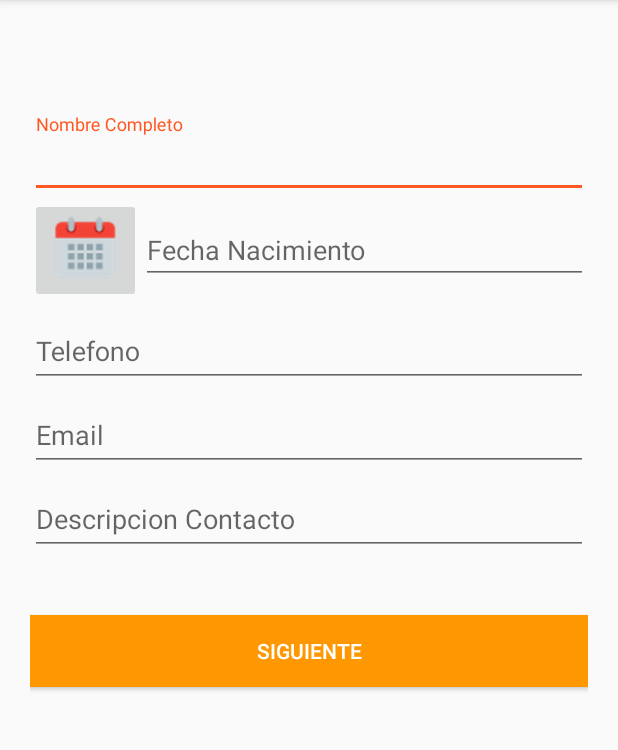
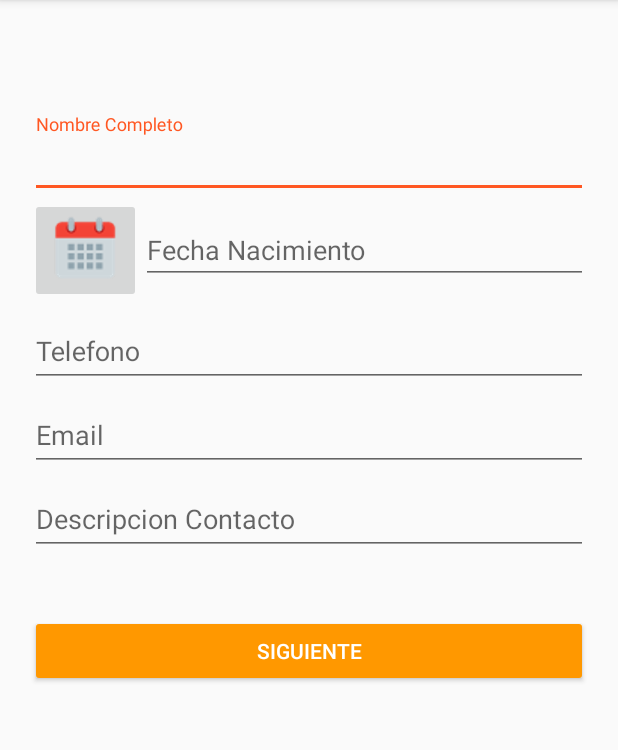
Before and after one commit to deftnesssolutions/COURSERA, an Android app: the screen it shows after launch (MainActivity), on a phone screen of 412 x 824 dp, the part 84-834 px from its top. Run offline under Robolectric (Android 15) with nearby library versions, the phone set to English and light mode, and no system bars.

Commit message:
DatePicket, RaisedBooton
Implementación de Calendario para fecha de nacimiento y Raised para
boton Siguiente

```diff
--- a/Contactos/app/src/main/java/com/androicoude/contactos/MainActivity.java
+++ b/Contactos/app/src/main/java/com/androicoude/contactos/MainActivity.java
@@ -1,13 +1,46 @@
 package com.androicoude.contactos;
 
+import android.app.DatePickerDialog;
 import android.support.v7.app.AppCompatActivity;
 import android.os.Bundle;
+import android.view.View;
+import android.widget.DatePicker;
+import android.widget.EditText;
+import android.widget.ImageButton;
 
-public class MainActivity extends AppCompatActivity {
+import java.util.Calendar;
 
+public class MainActivity extends AppCompatActivity implements View.OnClickListener {
+
+    ImageButton calendario;
+    EditText fecha;
+    private int dia, mes, ano;
     @Override
     protected void onCreate(Bundle savedInstanceState) {
         super.onCreate(savedInstanceState);
         setContentView(R.layout.activity_main);
+
+        calendario = (ImageButton) findViewById(R.id.btn_setdate);
+        fecha = (EditText) findViewById(R.id.et_nacimiento);
+        calendario.setOnClickListener(this);
+    }
+
+    @Override
+    public void onClick(View v) {
+        if(v==calendario)
+        {
+            final Calendar c = Calendar.getInstance();
+            dia=c.get(Calendar.DAY_OF_MONTH);
+            mes=c.get(Calendar.MONTH);
+            ano=c.get(Calendar.YEAR);
+
+            DatePickerDialog datePickerDialog = new DatePickerDialog(this, new DatePickerDialog.OnDateSetListener() {
+                @Override
+                public void onDateSet(DatePicker view, int year, int month, int dayOfMonth) {
+                    fecha.setText(dayOfMonth+"/"+(month+1)+"/"+year);
+                }
+            },dia,mes,ano);
+            datePickerDialog.show();
+        }
     }
 }
--- a/Contactos/app/src/main/res/layout/activity_main.xml
+++ b/Contactos/app/src/main/res/layout/activity_main.xml
@@ -19,10 +19,9 @@
             android:layout_height="wrap_content">
 
             <EditText
-                android:id="@+id/input_name"
+                android:id="@+id/et_nombre"
                 android:layout_width="match_parent"
                 android:layout_height="wrap_content"
-                android:singleLine="true"
                 android:hint="@string/hint_nombre" />
         </android.support.design.widget.TextInputLayout>
 
@@ -42,7 +41,7 @@
                     android:layout_height="wrap_content"
                     android:src="@drawable/calendar_50"/>
                 <EditText
-                    android:id="@+id/input_fecha_nacimiento"
+                    android:id="@+id/et_nacimiento"
                     android:layout_width="match_parent"
                     android:layout_height="wrap_content"
                     android:hint="@string/hint_fechanacimiento"
@@ -59,7 +58,7 @@
             android:layout_height="wrap_content">
 
             <EditText
-                android:id="@+id/input_telefono"
+                android:id="@+id/et_telefono"
                 android:layout_width="match_parent"
                 android:layout_height="wrap_content"
                 android:hint="@string/hint_telefono" />
@@ -71,7 +70,7 @@
             android:layout_height="wrap_content">
 
             <EditText
-                android:id="@+id/input_email"
+                android:id="@+id/et_email"
                 android:layout_width="match_parent"
                 android:layout_height="wrap_content"
                 android:inputType="textEmailAddress"
@@ -79,25 +78,26 @@
         </android.support.design.widget.TextInputLayout>
 
         <android.support.design.widget.TextInputLayout
-            android:id="@+id/input_layout_password"
+            android:id="@+id/input_layout_descripcion"
             android:layout_width="match_parent"
             android:layout_height="wrap_content">
 
             <EditText
-                android:id="@+id/input_password"
+                android:id="@+id/et_descripcion"
                 android:layout_width="match_parent"
                 android:layout_height="wrap_content"
                 android:inputType="textPassword"
                 android:hint="@string/hint_Descripcion" />
         </android.support.design.widget.TextInputLayout>
 
-        <Button android:id="@+id/btn_signup"
+        <Button android:id="@+id/btn_siguiente"
             android:layout_width="fill_parent"
             android:layout_height="wrap_content"
             android:text="@string/btn_siguiente"
-            android:background="@color/colorBoton"
+            android:theme="@style/MiBotonRaised"
             android:layout_marginTop="@dimen/margingTop40"
-            android:textColor="@android:color/white"/>
+            android:textColor="@android:color/white"
+            />
 
     </LinearLayout>
 
--- a/Contactos/app/src/main/res/values/colors.xml
+++ b/Contactos/app/src/main/res/values/colors.xml
@@ -4,5 +4,6 @@
     <color name="colorPrimaryDark">#303F9F</color>
     <color name="colorAccent">#FF5722</color>
     <color name="colorBlanco">#FFFFFF</color>
+    <color name="colorRaised">#C5CAE9</color>
     <color name="colorBoton">#FF9800</color>
 </resources>
--- a/Contactos/app/src/main/res/values/styles.xml
+++ b/Contactos/app/src/main/res/values/styles.xml
@@ -9,8 +9,8 @@
     </style>
 
     <style name="MiBotonRaised" parent="Theme.AppCompat.Light">
-        <item name="colorButtonNormal">@color/colorAccent</item>
-        <item name="colorControlHighlight">@color/colorBlanco</item>
+        <item name="colorButtonNormal">@color/colorBoton</item>
+        <item name="colorControlHighlight">@color/colorRaised</item>
         <item name="android:textColor">@color/colorBlanco</item>
     </style>
 </resources>
```
